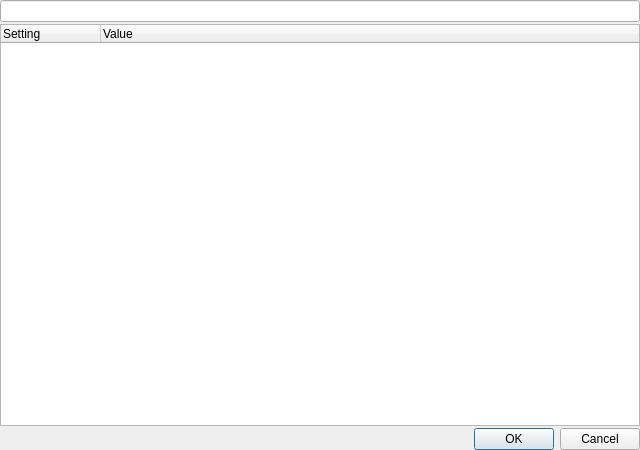
This is python/plugins/processing/ui/DlgConfig.ui in qgis/QGIS as Qt 5 draws it before an edit. The edited form follows.
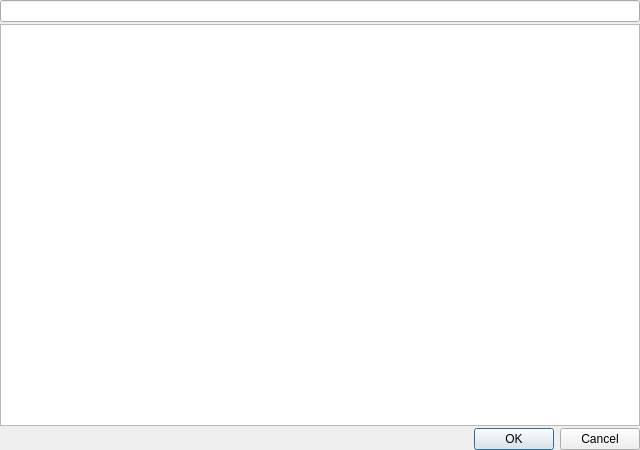
This is the edited form. Custom widgets are drawn as their Qt base class.

Commit message: [FEATURE] Model-View based config dialog for Processing (fix #5427)

The edit to the form file:
```diff
--- a/python/plugins/processing/ui/DlgConfig.ui
+++ b/python/plugins/processing/ui/DlgConfig.ui
@@ -28,20 +28,13 @@
     </widget>
    </item>
    <item>
-    <widget class="QTreeWidget" name="tree">
+    <widget class="QTreeView" name="tree">
      <property name="alternatingRowColors">
       <bool>true</bool>
      </property>
-     <column>
-      <property name="text">
-       <string>Setting</string>
-      </property>
-     </column>
-     <column>
-      <property name="text">
-       <string>Value</string>
-      </property>
-     </column>
+     <property name="selectionBehavior">
+      <enum>QAbstractItemView::SelectItems</enum>
+     </property>
     </widget>
    </item>
    <item>
```
The commit also changes 7 other files.
